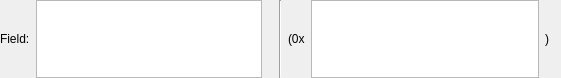
First picture: the form in app/cc_view/src/ui/ArrayListRawDataFieldWidget.ui, repository commschamp/cc_tools_qt, before the edit.
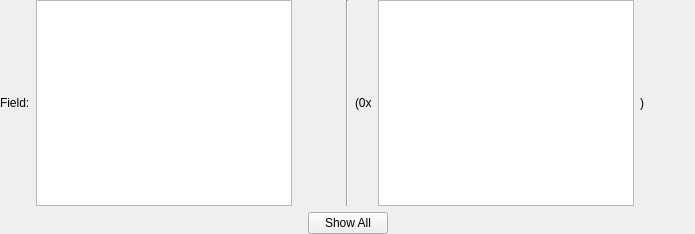
Second picture: the form after the edit.

Commit message: By default limiting displayed raw binary data.

The edit to the form file:
```diff
--- a/app/cc_view/src/ui/ArrayListRawDataFieldWidget.ui
+++ b/app/cc_view/src/ui/ArrayListRawDataFieldWidget.ui
@@ -6,14 +6,14 @@
    <rect>
     <x>0</x>
     <y>0</y>
-    <width>561</width>
-    <height>78</height>
+    <width>695</width>
+    <height>234</height>
    </rect>
   </property>
   <property name="windowTitle">
    <string>Array List Raw Data Field</string>
   </property>
-  <layout class="QHBoxLayout" name="horizontalLayout_3" stretch="1,0,1">
+  <layout class="QVBoxLayout" name="verticalLayout">
    <property name="leftMargin">
     <number>0</number>
    </property>
@@ -26,6 +26,8 @@
    <property name="bottomMargin">
     <number>0</number>
    </property>
+   <item>
+    <layout class="QHBoxLayout" name="horizontalLayout_4">
    <item>
     <widget class="QWidget" name="m_valueWidget" native="true">
      <layout class="QHBoxLayout" name="horizontalLayout">
@@ -125,6 +127,59 @@
         <property name="sizeHint" stdset="0">
          <size>
           <width>40</width>
+            <height>20</height>
+           </size>
+          </property>
+         </spacer>
+        </item>
+       </layout>
+      </widget>
+     </item>
+    </layout>
+   </item>
+   <item>
+    <widget class="QWidget" name="m_showAllWidget" native="true">
+     <layout class="QHBoxLayout" name="horizontalLayout_3">
+      <property name="leftMargin">
+       <number>0</number>
+      </property>
+      <property name="topMargin">
+       <number>0</number>
+      </property>
+      <property name="rightMargin">
+       <number>0</number>
+      </property>
+      <property name="bottomMargin">
+       <number>0</number>
+      </property>
+      <item>
+       <spacer name="horizontalSpacer_3">
+        <property name="orientation">
+         <enum>Qt::Horizontal</enum>
+        </property>
+        <property name="sizeHint" stdset="0">
+         <size>
+          <width>297</width>
+          <height>20</height>
+         </size>
+        </property>
+       </spacer>
+      </item>
+      <item>
+       <widget class="QPushButton" name="m_showAllPushButton">
+        <property name="text">
+         <string>Show All</string>
+        </property>
+       </widget>
+      </item>
+      <item>
+       <spacer name="horizontalSpacer_4">
+        <property name="orientation">
+         <enum>Qt::Horizontal</enum>
+        </property>
+        <property name="sizeHint" stdset="0">
+         <size>
+          <width>296</width>
           <height>20</height>
          </size>
         </property>
```
Lines whose indentation alone changed are shown as unchanged. The commit also changes 4 other files.
